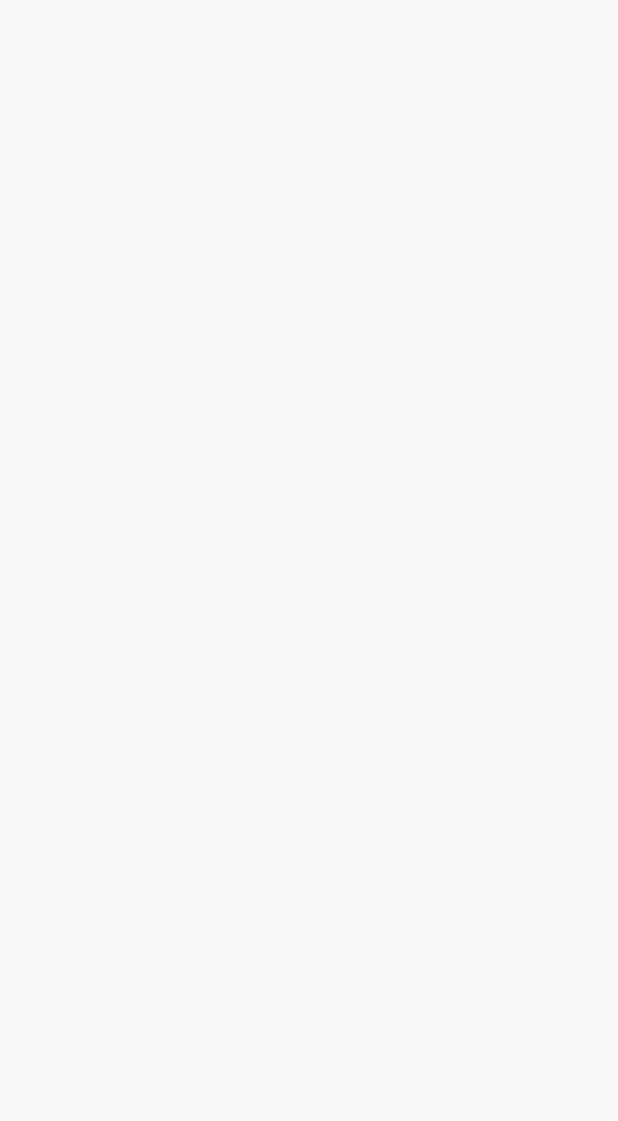
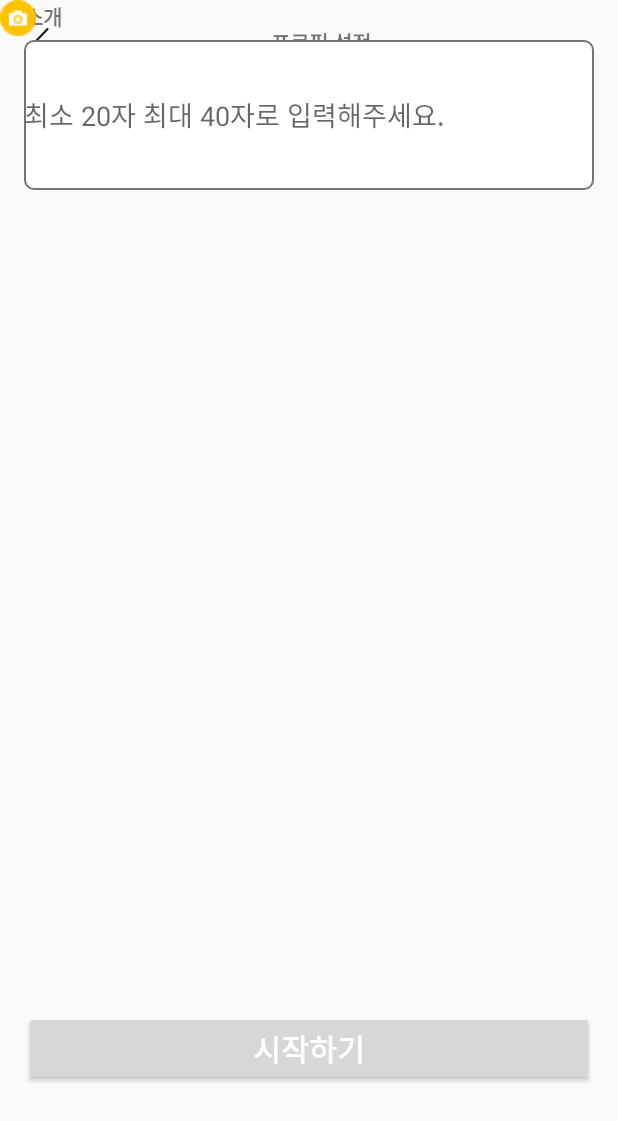
Before and after one commit to INTENRZ/Android_INTERNZ, an Android app: the SetProfileActivity screen opened directly, with no data from a screen before it, on a phone screen of 412 x 824 dp. Before the commit the part shown is empty. Shown: the top 1121 px of the screen. Run offline under Robolectric (Android 15) with nearby library versions, the phone set to English and light mode, and no system bars.

Commit message:
SetProfileActivity 생성

```diff
--- a/app/src/main/res/layout/activity_set_profile.xml
+++ b/app/src/main/res/layout/activity_set_profile.xml
@@ -6,4 +6,82 @@
     android:layout_height="match_parent"
     tools:context=".feature.SetProfileActivity">
 
+    <androidx.constraintlayout.widget.ConstraintLayout
+        android:layout_width="match_parent"
+        android:layout_height="?attr/actionBarSize"
+        app:layout_constraintEnd_toEndOf="parent"
+        app:layout_constraintStart_toStartOf="parent"
+        app:layout_constraintTop_toTopOf="parent">
+
+        <ImageView
+            android:id="@+id/imageView3"
+            android:layout_width="wrap_content"
+            android:layout_height="wrap_content"
+            android:layout_marginStart="16dp"
+            android:src="@drawable/timeline_detail_back_ic"
+            app:layout_constraintBottom_toBottomOf="parent"
+            app:layout_constraintStart_toStartOf="parent"
+            app:layout_constraintTop_toTopOf="parent" />
+
+        <TextView
+            android:layout_width="wrap_content"
+            android:layout_height="wrap_content"
+            android:text="프로필 설정"
+            android:textStyle="bold"
+            app:layout_constraintBottom_toBottomOf="parent"
+            app:layout_constraintEnd_toEndOf="parent"
+            app:layout_constraintStart_toStartOf="@+id/imageView3"
+            app:layout_constraintTop_toTopOf="parent" />
+
+    </androidx.constraintlayout.widget.ConstraintLayout>
+
+    <TextView
+        android:id="@+id/textView15"
+        android:layout_width="wrap_content"
+        android:layout_height="wrap_content"
+        android:layout_marginStart="16dp"
+        android:text="소개"
+        android:textStyle="bold"
+        app:layout_constraintStart_toStartOf="parent"
+        tools:layout_editor_absoluteY="307dp" />
+
+    <EditText
+        android:id="@+id/edtSetProfileContents"
+        android:layout_width="match_parent"
+        android:layout_height="100dp"
+        android:layout_marginStart="16dp"
+        android:layout_marginTop="5dp"
+        android:layout_marginEnd="16dp"
+        android:background="@drawable/btn_for_job_select"
+        android:ems="40"
+        android:hint="최소 20자 최대 40자로 입력해주세요."
+        android:inputType="textPersonName"
+        app:layout_constraintEnd_toEndOf="parent"
+        app:layout_constraintStart_toStartOf="parent"
+        app:layout_constraintTop_toBottomOf="@+id/textView15" />
+
+    <Button
+        android:id="@+id/btnSetProfileStart"
+        android:layout_width="match_parent"
+        android:layout_height="wrap_content"
+        android:layout_marginStart="16dp"
+        android:layout_marginEnd="16dp"
+        android:layout_marginBottom="100dp"
+        android:text="시작하기"
+        android:textColor="@color/colorWhite"
+        android:textSize="20sp"
+        android:textStyle="bold"
+        app:layout_constraintBottom_toBottomOf="parent"
+        app:layout_constraintEnd_toEndOf="parent"
+        app:layout_constraintStart_toStartOf="parent" />
+
+    <ImageButton
+        android:id="@+id/imgbtnSetProfile"
+        android:layout_width="wrap_content"
+        android:layout_height="wrap_content"
+        android:background="@null"
+        android:src="@drawable/picture_ic"
+        tools:layout_editor_absoluteX="221dp"
+        tools:layout_editor_absoluteY="201dp" />
+
 </androidx.constraintlayout.widget.ConstraintLayout>
```
Also changed, not shown: app/src/main/res/drawable/picture_ic.png (added).
